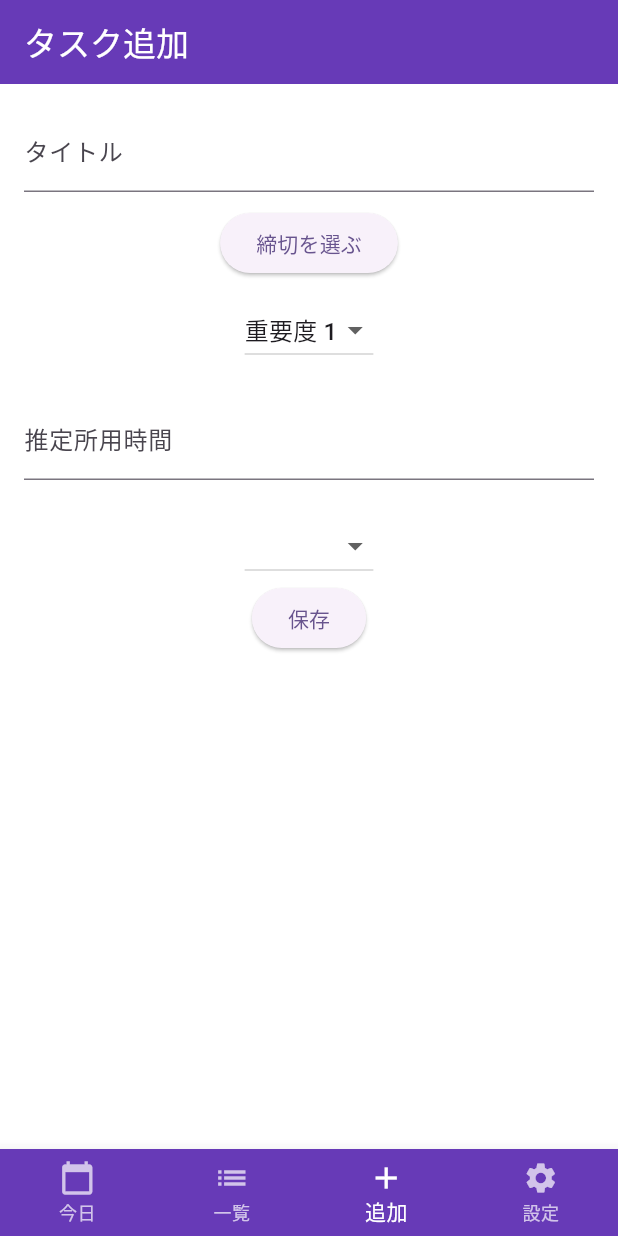
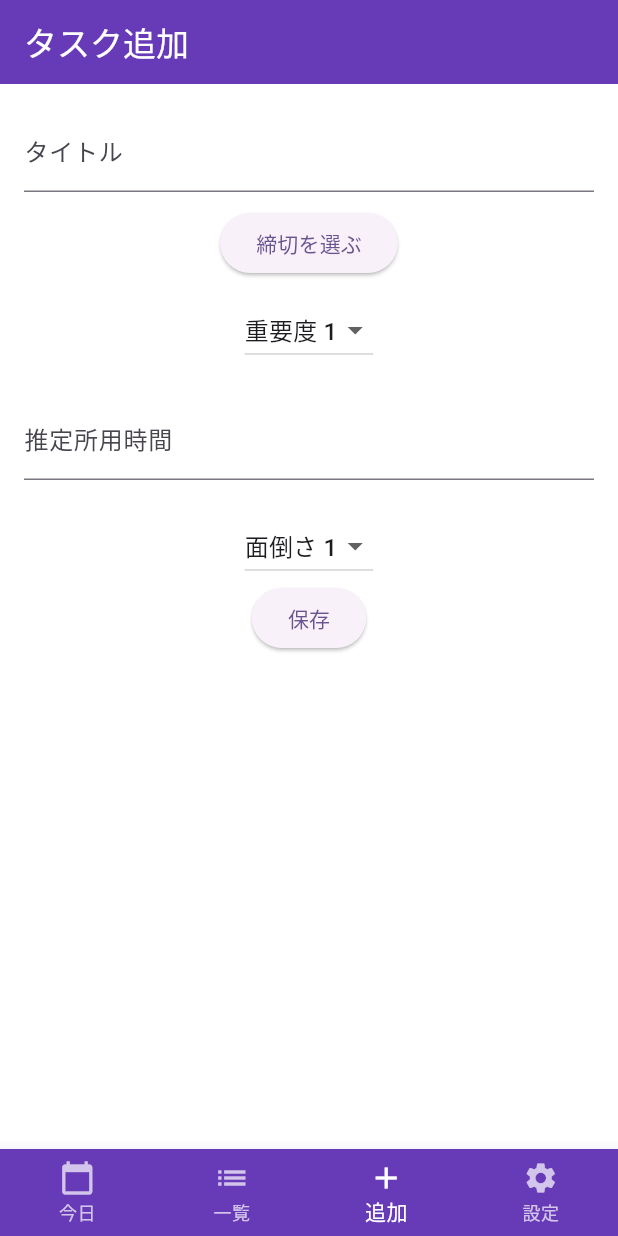
Before and after one commit to I-Shizu/tasks_todo_app, a Flutter app: the screen it shows after launch, item 3 of the bottom bar chosen, on a phone screen of 412 x 824 dp. Run offline on Flutter 3.47's test engine with Material 3 defaults, Android fonts, the phone set to English and light mode, and no system bars; our stand-ins replace cloud_firestore, firebase_auth, firebase_core, flutter_riverpod, google_sign_in, riverpod_annotation and 2 more; accounts and stored records are empty; generated files the repository leaves out were written again.

Commit message:
themeの切り替えの実装と、formのURLを変更

```diff
--- a/lib/UI/add_task_screen.dart
+++ b/lib/UI/add_task_screen.dart
@@ -16,7 +16,7 @@ class _AddTaskScreenState extends State<AddTaskScreen> {
   DateTime? deadline;
   int priority = 1;
   int estimatedTime = 0;
-  int mendokusasa = 0;
+  int mendokusasa = 1;
 
   @override
   Widget build(BuildContext context) {
--- a/lib/UI/setting_screen.dart
+++ b/lib/UI/setting_screen.dart
@@ -30,7 +30,7 @@ class SettingScreen extends ConsumerWidget {
                   context,
                   icon: Icons.contact_mail,
                   title: 'お問い合わせ',
-                  url: 'https://docs.google.com/forms/d/e/1FAIpQLSfC07B7amecHg9ADznRxjbET2gAqhf49W_LebXUP-F_jYVOug/viewform',
+                  url: 'https://forms.gle/SkFukCMfnmZWD5p57',
                 ),
                 _urlCard(
                   context,
@@ -102,7 +102,7 @@ class SettingScreen extends ConsumerWidget {
             const Icon(Icons.brightness_6, size: 32),
             const SizedBox(width: 16),
             const Text(
-              'ライトテーマ',
+              'ライトテーマ/ダークテーマ',
               style: TextStyle(fontSize: 18, fontWeight: FontWeight.bold),
             ),
             const Spacer(),
--- a/lib/main.dart
+++ b/lib/main.dart
@@ -5,6 +5,7 @@ import 'Data/firebase_options.dart';
 
 import '../UI/home_page.dart';
 import '../UI/login_screen.dart';
+import 'providers.dart';
 
 Future<void> main() async {
   WidgetsFlutterBinding.ensureInitialized();
@@ -18,13 +19,14 @@ Future<void> main() async {
   );
 }
 
-class MyApp extends StatelessWidget {
+class MyApp extends ConsumerWidget {
   const MyApp({super.key});
 
   @override
-  Widget build(BuildContext context) {
+  Widget build(BuildContext context, WidgetRef ref) {
+    final isDark = ref.watch(themeNotifierProvider);
+
     return MaterialApp(
-      title: 'Flutter Demo',
       theme: ThemeData(
         primaryColor: Colors.deepPurple,
         colorScheme: ColorScheme.fromSeed(seedColor: Colors.deepPurple),
@@ -40,6 +42,8 @@ class MyApp extends StatelessWidget {
         ),
         useMaterial3: true,
       ),
+      darkTheme: ThemeData.dark(),
+      themeMode: isDark ? ThemeMode.dark : ThemeMode.light,
       home: HomePage(), //LoginScreen(),
     );
   }
```
